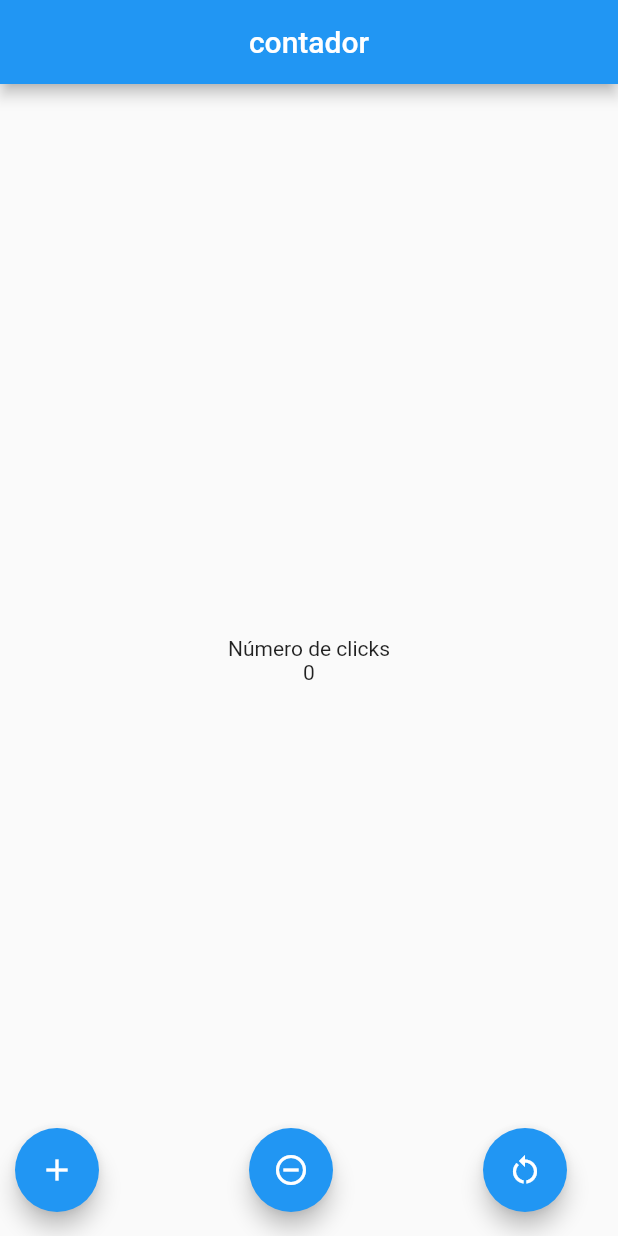
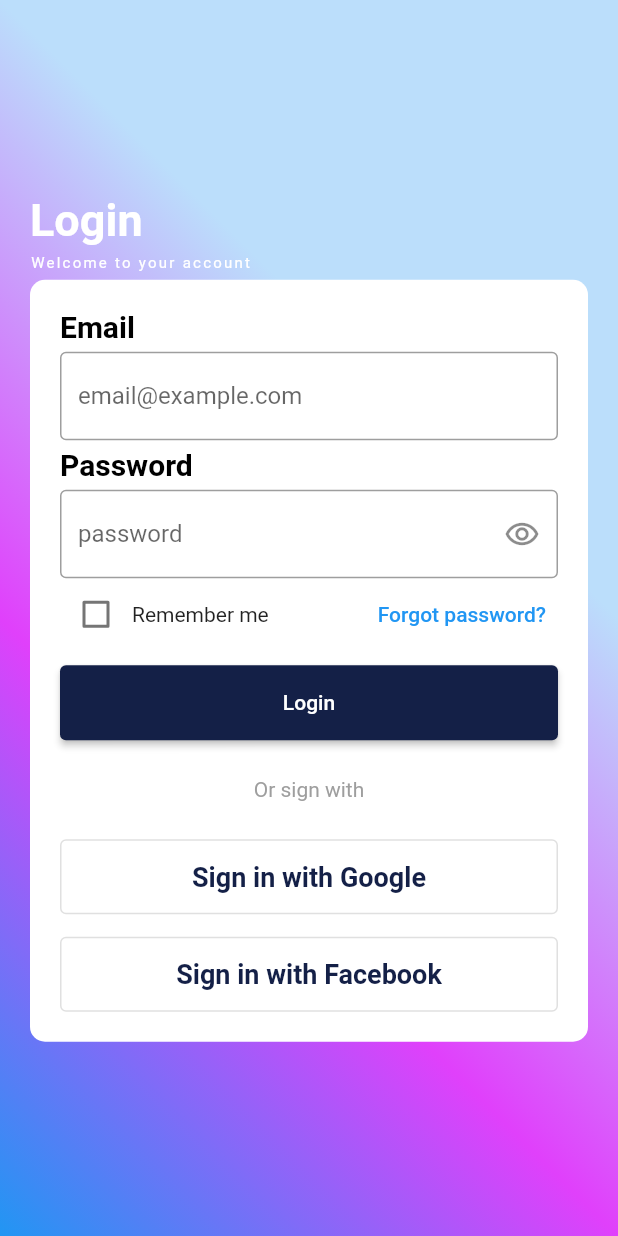
Before and after one commit to Luisfosp/contador, a Flutter app: the screen it shows after launch, on a phone screen of 412 x 824 dp. Run offline on Flutter 3.47's test engine with Material 2 defaults, Android fonts, the phone set to English and light mode, and no system bars.

Commit message:
second commit

```diff
--- a/lib/main.dart
+++ b/lib/main.dart
@@ -1,4 +1,5 @@
-import 'package:contador/pages/home_page.dart';
+//import 'package:contador/pages/home_page.dart';
+import 'package:contador/pages/login_page.dart';
 import 'package:flutter/material.dart';
 
 void main() => runApp(const MyApp());
@@ -10,7 +11,8 @@ class MyApp extends StatelessWidget {
   Widget build(BuildContext context) {
     return const MaterialApp(
       title: 'Material App',
-      home: HomePage(),
+      debugShowCheckedModeBanner: false,
+      home: LoginPage(),
       );
 
   }
--- /dev/null
+++ b/lib/pages/login_page.dart
@@ -0,0 +1,267 @@
+import 'package:flutter/material.dart';
+
+class LoginPage extends StatefulWidget {
+  const LoginPage({super.key});
+
+  @override
+  State<LoginPage> createState() => _LoginPageState();
+}
+
+class _LoginPageState extends State<LoginPage> {
+  @override
+  Widget build(BuildContext context) {
+    return Scaffold(
+      body: Stack(
+        children: const [
+          Fondo(),
+          Contenido(),
+
+        ],
+      ),
+    );
+  }
+}
+
+class Fondo extends StatelessWidget {
+  const Fondo({super.key});
+
+  @override
+  Widget build(BuildContext context) {
+    return Container(
+      decoration: BoxDecoration(
+        gradient: LinearGradient(
+          colors: [
+            Colors.blue.shade100,
+            Colors.purpleAccent,
+            Colors.blue,
+          ],
+          begin: Alignment.centerRight,
+          end: Alignment.bottomLeft
+        ),
+      ),
+    );
+  }
+}
+
+class Contenido extends StatefulWidget {
+  const Contenido({super.key});
+
+  @override
+  State<Contenido> createState() => _ContenidoState();
+}
+
+class _ContenidoState extends State<Contenido> {
+  @override
+  Widget build(BuildContext context) {
+    return Padding(
+      padding: const EdgeInsets.symmetric(horizontal: 20),
+      child: Column(
+        mainAxisAlignment: MainAxisAlignment.center,
+        crossAxisAlignment: CrossAxisAlignment.start,
+        children: const [
+          Text(
+            'Login',
+            style: TextStyle(
+              color: Colors.white,
+              fontSize: 30,
+              fontWeight: FontWeight.bold,
+            ),
+          ),
+          SizedBox(height: 5,),
+          Text(
+            'Welcome to your account',
+            style: TextStyle(
+              color: Colors.white,
+              fontSize: 10,
+              letterSpacing: 1.5,
+            ),
+          ),
+          SizedBox(height: 5,),
+          Datos(),
+        ],
+      ),
+
+    );
+  }
+}
+
+class Datos extends StatefulWidget {
+  const Datos({super.key});
+
+  @override
+  State<Datos> createState() => _DatosState();
+}
+
+class _DatosState extends State<Datos> {
+  bool obs = true;
+  @override
+  Widget build(BuildContext context) {
+    return Container(
+      padding: const EdgeInsets.all(20),
+      decoration: BoxDecoration(
+        borderRadius: BorderRadius.circular(10),
+        color: Colors.white
+      ),
+      child: Column(
+        crossAxisAlignment: CrossAxisAlignment.start,
+        children:  [
+          const Text(
+            'Email',
+            style: TextStyle(
+              color: Colors.black,
+              fontSize: 20,
+              fontWeight: FontWeight.bold
+              ),
+            ),
+          const SizedBox(height: 5,),
+          TextFormField(
+            keyboardType: TextInputType.emailAddress,
+            decoration: const InputDecoration(
+              border: OutlineInputBorder(),
+              hintText: 'email@example.com',
+            ),
+          ),
+          const SizedBox(height: 5,),
+          const Text(
+            'Password',
+            style: TextStyle(
+              color: Colors.black,
+              fontSize: 20,
+              fontWeight: FontWeight.bold
+              ),
+            ),
+          const SizedBox(height: 5,),
+          TextFormField(
+            obscureText: obs,
+            decoration:  InputDecoration(
+              border: const OutlineInputBorder(),
+              hintText: 'password',
+              suffixIcon: IconButton(
+                icon: const Icon(Icons.remove_red_eye_outlined),
+                onPressed: () {
+                  setState(() {
+                    obs == true ? obs = false : obs = true;
+                  });
+                },
+                )
+            ),
+          ),
+          Remember(),
+          const SizedBox(height: 5,),
+          Botones(),
+        ]
+      ),
+    );
+  }
+}
+
+class Remember extends StatefulWidget {
+  const Remember({super.key});
+
+  @override
+  State<Remember> createState() => _RememberState();
+}
+
+class _RememberState extends State<Remember> {
+  bool valor = false;
+  @override
+  Widget build(BuildContext context) {
+    return  Row(
+      children: [
+        Checkbox(
+          value: valor,
+          onChanged: (value) {
+            setState(() {
+              valor == false ? valor = true: valor = false;
+            });
+          }
+          ),
+          const Text(
+            'Remember me'
+          ),
+          const Spacer(),
+           TextButton(
+            onPressed: () {},
+            child: const Text(
+              'Forgot password?',
+
+            )
+            )
+
+      ],
+    );
+  }
+}
+// ***
+class Botones extends StatelessWidget {
+  const Botones({super.key});
+
+  @override
+  Widget build(BuildContext context) {
+    return Column(
+      children: [
+        const SizedBox(height: 5,),
+        Container(
+          width: double.infinity,
+          height: 50,
+          /*decoration: BoxDecoration(
+            borderRadius: BorderRadius.circular(20)
+          ),*/
+          child: ElevatedButton(
+            onPressed: () {},
+            style: ButtonStyle(
+                backgroundColor:
+                MaterialStateProperty.all<Color>(const Color(0xff142047)),
+                ),
+            child:const Text(
+              'Login',
+              style: TextStyle(
+                color: Colors.white,
+                ),
+              ),
+
+            ),
+        ),
+        const SizedBox(height:25, width: double.infinity,),
+        const Text(
+          'Or sign with',
+          style: TextStyle(
+            color: Colors.grey,
+          ),
+        ),
+        const SizedBox(height:25, width: double.infinity,),
+         SizedBox(
+          width: double.infinity,
+          height: 50,
+          child: OutlinedButton(
+            onPressed: () {} ,
+            child: const Text(
+              'Sign in with Google',
+              style: TextStyle(
+                color: Color(0xff142047),
+                fontWeight: FontWeight.bold,
+                fontSize: 18
+              ),
+              )
+            ),
+          ),
+        const SizedBox(height:15, width: double.infinity,),
+        SizedBox(
+          width: double.infinity,
+          height: 50,
+          child: OutlinedButton(
+            onPressed: () {} ,
+            child: const Text(
+              'Sign in with Facebook',
+              style: TextStyle(
+                color: Color(0xff142047),
+                fontWeight: FontWeight.bold,
+                fontSize: 18
+              ),
+              )
+            ),
+          ),
+      ],
+    );
+  }
+}
```
